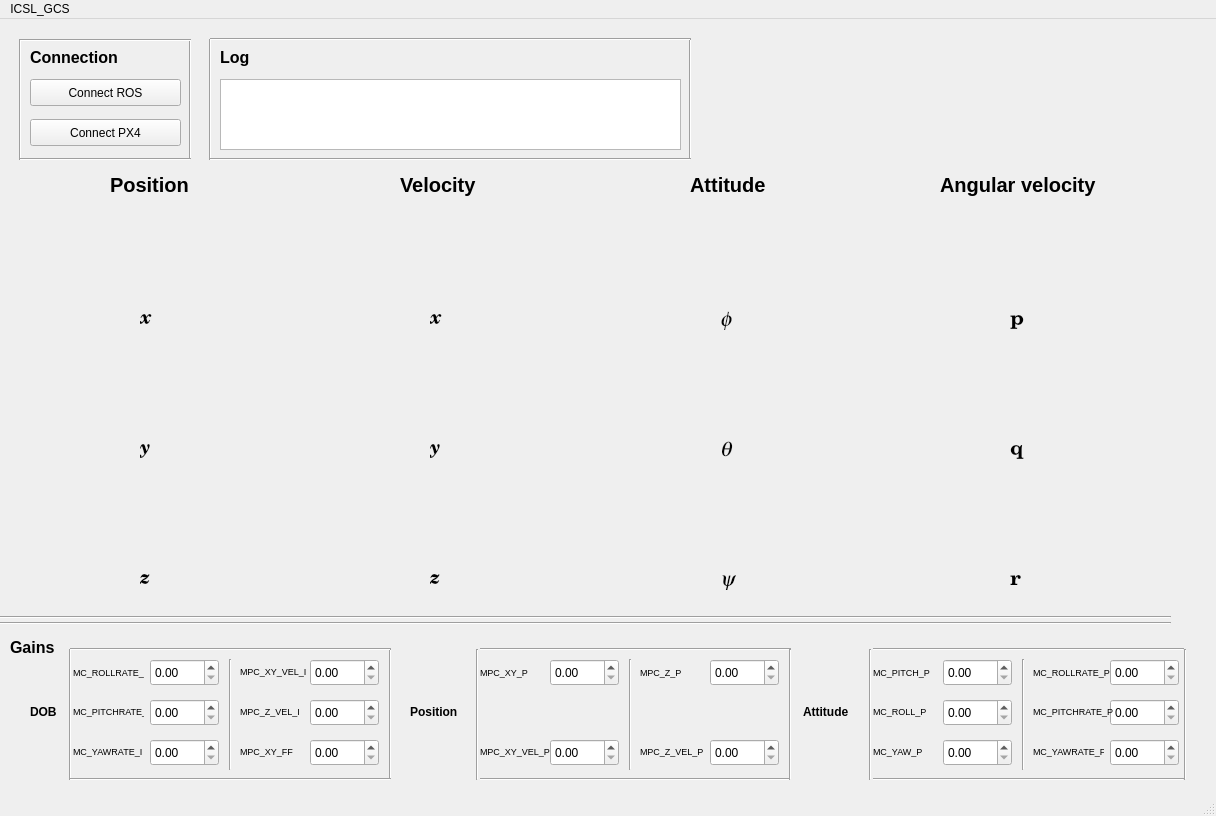
Clark-Youngdong-Son/PX4_gcs, file ui/icsl_gcs.ui: the form before one commit.
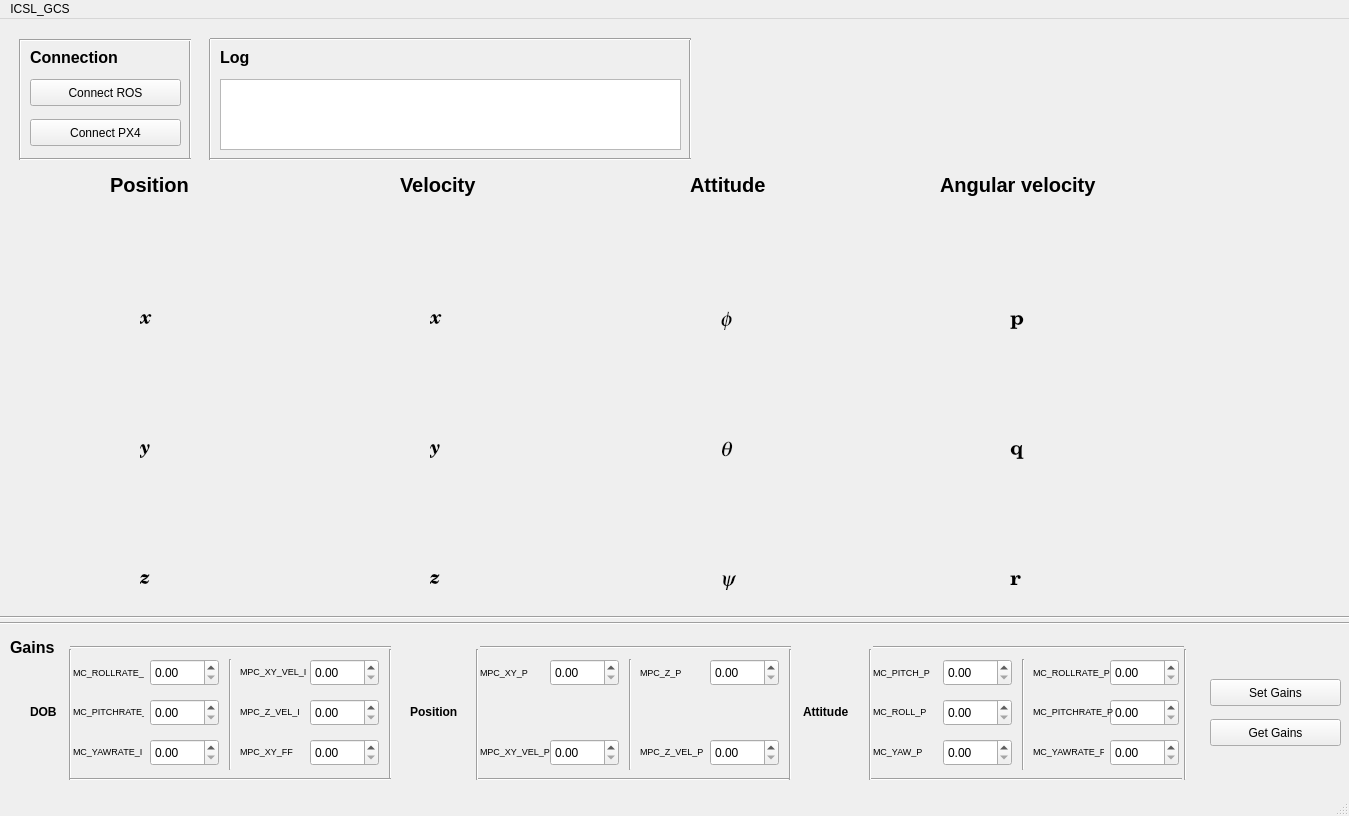
The form after the commit. Custom widgets are drawn as their Qt base class.

Commit message: Gain controller finished

What changed in the file:
```diff
--- a/ui/icsl_gcs.ui
+++ b/ui/icsl_gcs.ui
@@ -6,7 +6,7 @@
    <rect>
     <x>0</x>
     <y>0</y>
-    <width>1216</width>
+    <width>1349</width>
     <height>816</height>
    </rect>
   </property>
@@ -663,7 +663,7 @@
      <rect>
       <x>0</x>
       <y>590</y>
-      <width>1171</width>
+      <width>1351</width>
       <height>16</height>
      </rect>
     </property>
@@ -676,7 +676,7 @@
      <rect>
       <x>0</x>
       <y>596</y>
-      <width>1171</width>
+      <width>1351</width>
       <height>16</height>
      </rect>
     </property>
@@ -744,9 +744,9 @@
     <property name="geometry">
      <rect>
       <x>70</x>
-      <y>610</y>
+      <y>620</y>
       <width>321</width>
-      <height>41</height>
+      <height>16</height>
      </rect>
     </property>
     <property name="orientation">
@@ -1061,9 +1061,9 @@
     <property name="geometry">
      <rect>
       <x>480</x>
-      <y>610</y>
+      <y>620</y>
       <width>311</width>
-      <height>41</height>
+      <height>16</height>
      </rect>
     </property>
     <property name="orientation">
@@ -1073,10 +1073,10 @@
    <widget class="Line" name="line_19">
     <property name="geometry">
      <rect>
-      <x>480</x>
-      <y>740</y>
+      <x>478</x>
+      <y>750</y>
       <width>311</width>
-      <height>41</height>
+      <height>21</height>
      </rect>
     </property>
     <property name="orientation">
@@ -1166,9 +1166,9 @@
     <property name="geometry">
      <rect>
       <x>873</x>
-      <y>610</y>
+      <y>620</y>
       <width>311</width>
-      <height>41</height>
+      <height>16</height>
      </rect>
     </property>
     <property name="orientation">
@@ -1250,10 +1250,10 @@
    <widget class="Line" name="line_24">
     <property name="geometry">
      <rect>
-      <x>873</x>
-      <y>740</y>
+      <x>871</x>
+      <y>752</y>
       <width>311</width>
-      <height>41</height>
+      <height>16</height>
      </rect>
     </property>
     <property name="orientation">
@@ -1404,13 +1404,39 @@
      <string>MC_YAW_P</string>
     </property>
    </widget>
+   <widget class="QPushButton" name="pushButton_set_gain">
+    <property name="geometry">
+     <rect>
+      <x>1210</x>
+      <y>660</y>
+      <width>131</width>
+      <height>27</height>
+     </rect>
+    </property>
+    <property name="text">
+     <string>Set Gains</string>
+    </property>
+   </widget>
+   <widget class="QPushButton" name="pushButton_get_gain">
+    <property name="geometry">
+     <rect>
+      <x>1210</x>
+      <y>700</y>
+      <width>131</width>
+      <height>27</height>
+     </rect>
+    </property>
+    <property name="text">
+     <string>Get Gains</string>
+    </property>
+   </widget>
   </widget>
   <widget class="QMenuBar" name="menubar">
    <property name="geometry">
     <rect>
      <x>0</x>
      <y>0</y>
-     <width>1216</width>
+     <width>1349</width>
      <height>25</height>
     </rect>
    </property>
```
Left out of the diff: 48 changed lines with no effect on the pictures. The commit also changes 4 other files.
